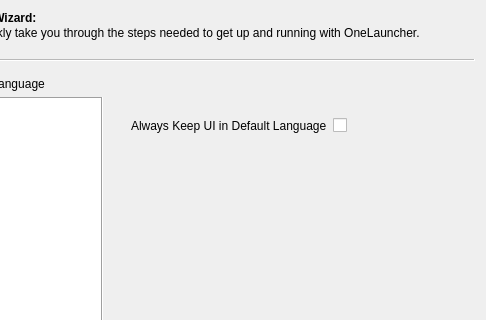
Before: the Qt Designer form src/onelauncher/ui/setup_wizard.ui in JuneStepp/OneLauncher, drawn with Qt 5; both pictures show x 135 to 621 and y 0 to 320 of the 621 by 411 pixel window.
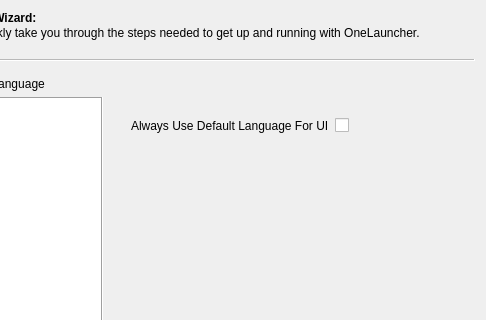
After: the same form once the commit is applied.

What changed in the file:
```diff
--- a/src/onelauncher/ui/setup_wizard.ui
+++ b/src/onelauncher/ui/setup_wizard.ui
@@ -98,7 +98,7 @@
         <string>Always show OneLauncher interface in default language</string>
        </property>
        <property name="text">
-        <string>Always Keep UI in Default Language</string>
+        <string>Always Use Default Language For UI</string>
        </property>
       </widget>
      </item>
```
Left out of the diff: 122 changed lines with no effect on the pictures.
